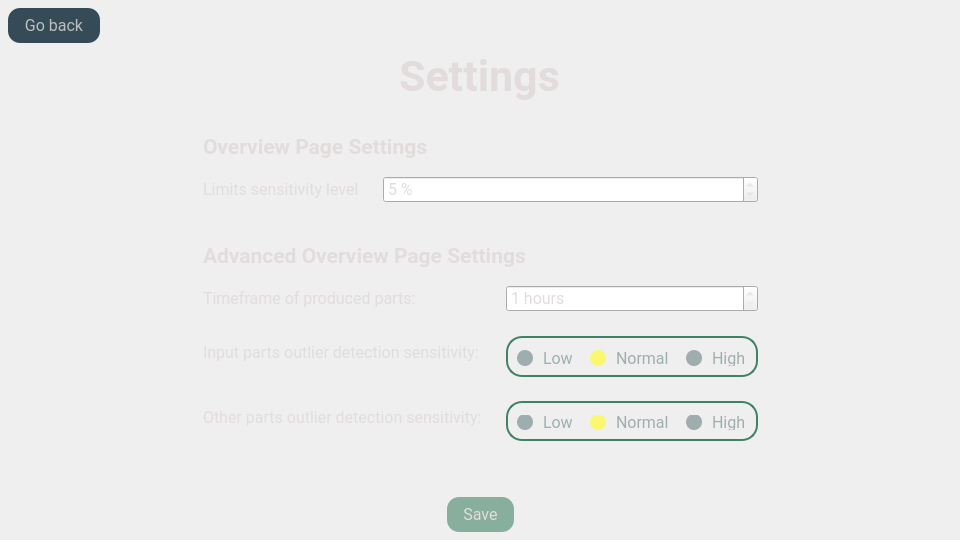
This is ciit/resources/ui/settings_window.ui in ionutsilviu3/CIIT as Qt 5 draws it before an edit. The edited form follows.
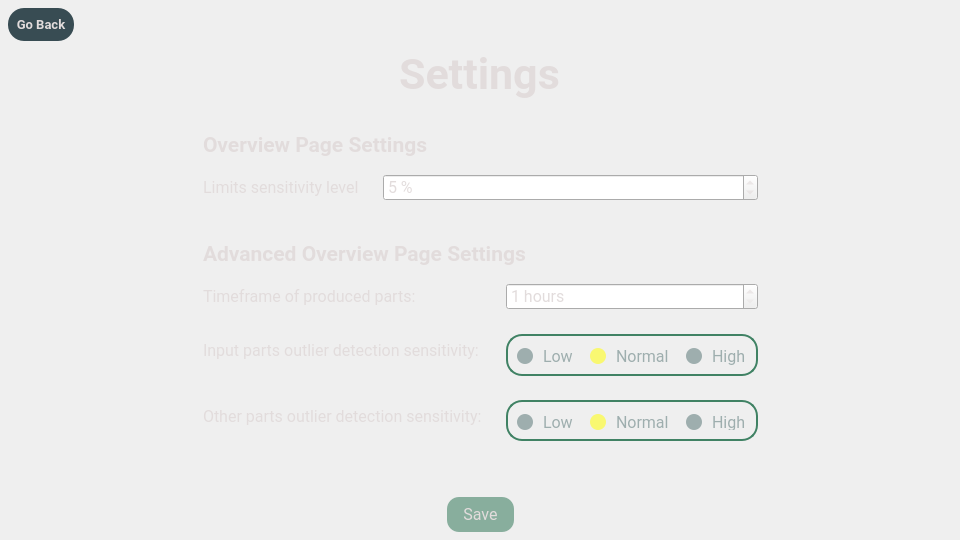
This is the edited form. Icons and pictures are not drawn.

Patch:
```diff
--- a/ciit/resources/ui/settings_window.ui
+++ b/ciit/resources/ui/settings_window.ui
@@ -527,22 +527,33 @@
      <property name="font">
       <font>
        <family>Roboto</family>
-       <pointsize>12</pointsize>
+       <pointsize>10</pointsize>
+       <bold>true</bold>
       </font>
      </property>
      <property name="styleSheet">
       <string notr="true">QPushButton {
-border-radius: 12px;
-background-color: rgb(53, 76, 88);
-color: rgb(190, 190, 190);
-padding-left: 16px;
-padding-right: 16px;
-padding-top: 8 px;
-padding-bottom: 8 px;
-}</string>
+	border-radius: 16px;
+	padding-left: 8px;
+	padding-right: 8px;
+	padding-top: 8 px;
+	padding-bottom: 8 px;
+	color:rgb(226, 220, 220);
+	background-color: rgb(56, 76, 83);
+    }</string>
      </property>
      <property name="text">
-      <string>Go back</string>
+      <string>Go Back</string>
+     </property>
+     <property name="icon">
+      <iconset resource="../icons/icons.qrc">
+       <normaloff>:/Icons/arrow-left.svg</normaloff>:/Icons/arrow-left.svg</iconset>
+     </property>
+     <property name="iconSize">
+      <size>
+       <width>24</width>
+       <height>24</height>
+      </size>
      </property>
     </widget>
    </item>
```
Left out of the diff: 2 changed lines with no effect on the pictures.
